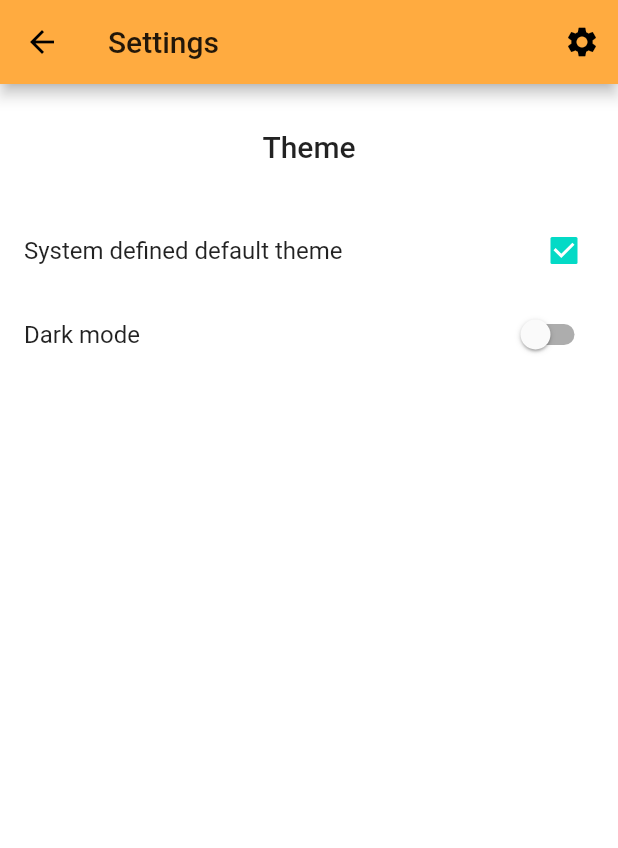
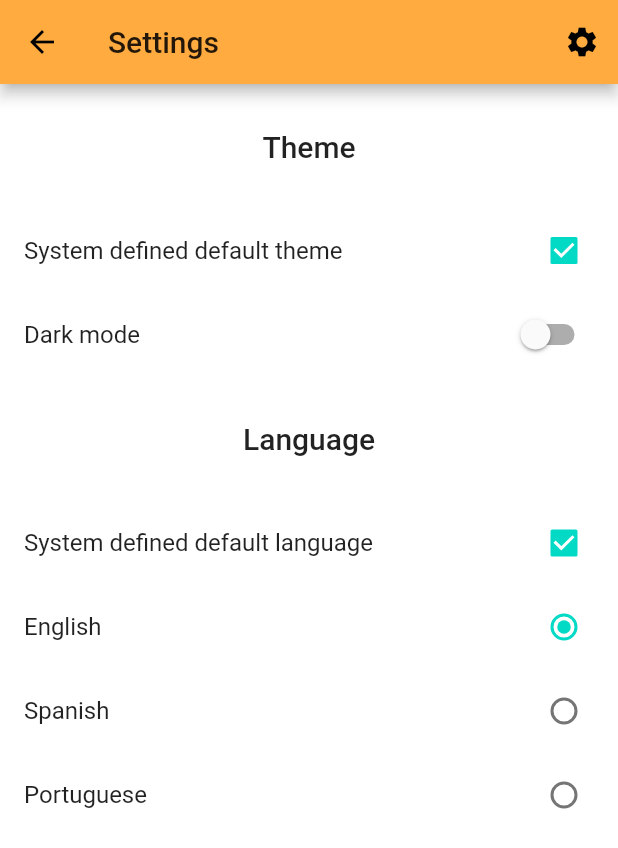
Before and after one commit to charleslana/one_legacy, a Flutter app: the SettingsPage screen opened by its route, on a phone screen of 412 x 824 dp. Shown: the top 848 px of the screen. Run offline on Flutter 3.47's test engine with Material 2 defaults, Android fonts, the phone set to English and light mode, and no system bars; our stand-ins replace shared_preferences; accounts and stored records are empty; generated files the repository leaves out were written again.

Commit message:
feat(structure): update

```diff
--- a/lib/src/l10n/app_en.arb
+++ b/lib/src/l10n/app_en.arb
@@ -5,5 +5,10 @@
     "bottomNavigationBarHomeTeam": "Team",
     "pageSettingsTheme": "Theme",
     "pageSettingsDefaultTheme": "System defined default theme",
-    "pageSettingsDarkMode": "Dark mode"
+    "pageSettingsDarkMode": "Dark mode",
+    "pageSettingsLanguage": "Language",
+    "pageSettingsDefaultLanguage": "System defined default language",
+    "pageSettingsLanguageEnglish": "English",
+    "pageSettingsLanguageSpanish": "Spanish",
+    "pageSettingsLanguagePortuguese": "Portuguese"
 }
--- a/lib/src/l10n/l10n.dart
+++ b/lib/src/l10n/l10n.dart
@@ -7,7 +7,7 @@ class L10n {
     Locale('pt'),
   ];
 
-  static int getCountry(String code) {
+  static int getLanguage(String code) {
     switch (code) {
       case 'en':
         return 1;
@@ -16,7 +16,7 @@ class L10n {
       case 'pt':
         return 3;
       default:
-        return 0;
+        return 1;
     }
   }
 }
--- a/lib/src/pages/settings_page.dart
+++ b/lib/src/pages/settings_page.dart
@@ -1,5 +1,7 @@
 import 'package:flutter_gen/gen_l10n/app_localizations.dart';
 import 'package:flutter/material.dart';
+import 'package:one_legacy/src/l10n/l10n.dart';
+import 'package:one_legacy/src/providers/locale_provider.dart';
 import 'package:one_legacy/src/providers/theme_provider.dart';
 import 'package:one_legacy/src/widgets/app_bar_widget.dart';
 import 'package:provider/provider.dart';
@@ -14,6 +16,8 @@ class SettingsPage extends StatefulWidget {
 class _SettingsPageState extends State<SettingsPage> {
   late bool _isDefaultTheme;
   late bool _isDarkMode;
+  late bool _isDefaultLanguage;
+  late int _language;
 
   void _selectDefaultTheme() {
     final ThemeProvider themeProvider =
@@ -37,14 +41,37 @@ class _SettingsPageState extends State<SettingsPage> {
     });
   }
 
+  void _selectDefaultLanguage() {
+    final LocaleProvider localeProvider = Provider.of(context, listen: false)
+      ..remove();
+
+    setState(() {
+      _isDefaultLanguage = true;
+      _language = L10n.getLanguage(localeProvider.languageCode);
+    });
+  }
+
+  void _changeLanguage(Object? value, Locale locale) {
+    Provider.of<LocaleProvider>(context, listen: false).set(locale);
+
+    setState(() {
+      _isDefaultLanguage = false;
+      _language = int.parse(value.toString());
+    });
+  }
+
   @override
   void initState() {
     final ThemeProvider themeProvider =
         Provider.of<ThemeProvider>(context, listen: false);
+    final LocaleProvider localeProvider =
+        Provider.of<LocaleProvider>(context, listen: false);
 
     setState(() {
       _isDefaultTheme = themeProvider.isDefaultTheme;
       _isDarkMode = themeProvider.isDarkMode;
+      _isDefaultLanguage = localeProvider.isDefaultLanguage;
+      _language = L10n.getLanguage(localeProvider.locale.languageCode);
     });
     super.initState();
   }
@@ -84,6 +111,49 @@ class _SettingsPageState extends State<SettingsPage> {
                 value: _isDarkMode,
                 onChanged: _toggleDarkMode,
               ),
+              const SizedBox(
+                height: 30,
+              ),
+              Text(
+                AppLocalizations.of(context)!.pageSettingsLanguage,
+                style: Theme.of(context).textTheme.headline6,
+              ),
+              const SizedBox(
+                height: 30,
+              ),
+              CheckboxListTile(
+                title: Text(
+                    AppLocalizations.of(context)!.pageSettingsDefaultLanguage),
+                value: _isDefaultLanguage,
+                onChanged: (_) => _selectDefaultLanguage(),
+              ),
+              RadioListTile(
+                value: 1,
+                groupValue: _language,
+                onChanged: (value) =>
+                    _changeLanguage(value, L10n.supportedLocales[0]),
+                title: Text(
+                    AppLocalizations.of(context)!.pageSettingsLanguageEnglish),
+                controlAffinity: ListTileControlAffinity.trailing,
+              ),
+              RadioListTile(
+                value: 2,
+                groupValue: _language,
+                onChanged: (value) =>
+                    _changeLanguage(value, L10n.supportedLocales[1]),
+                title: Text(
+                    AppLocalizations.of(context)!.pageSettingsLanguageSpanish),
+                controlAffinity: ListTileControlAffinity.trailing,
+              ),
+              RadioListTile(
+                value: 3,
+                groupValue: _language,
+                onChanged: (value) =>
+                    _changeLanguage(value, L10n.supportedLocales[2]),
+                title: Text(AppLocalizations.of(context)!
+                    .pageSettingsLanguagePortuguese),
+                controlAffinity: ListTileControlAffinity.trailing,
+              ),
             ],
           ),
         ),
```
Also changed, not shown: lib/src/l10n/app_es.arb (+6 -1 lines), lib/src/l10n/app_pt.arb (+6 -1 lines), lib/src/providers/locale_provider.dart (+35 -2 lines).
